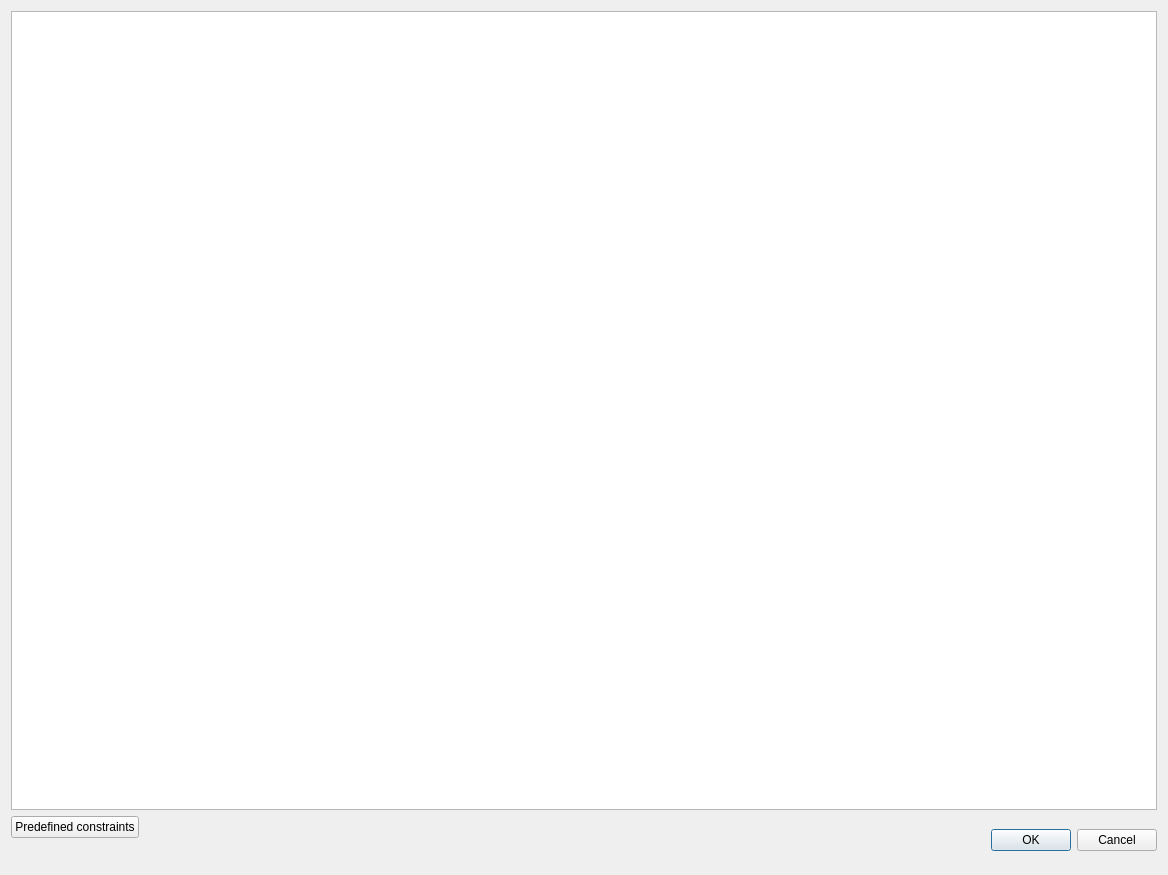
First picture: the form in idangr/ui/constraints.ui, repository andreafioraldi/IDAngr, before the edit.
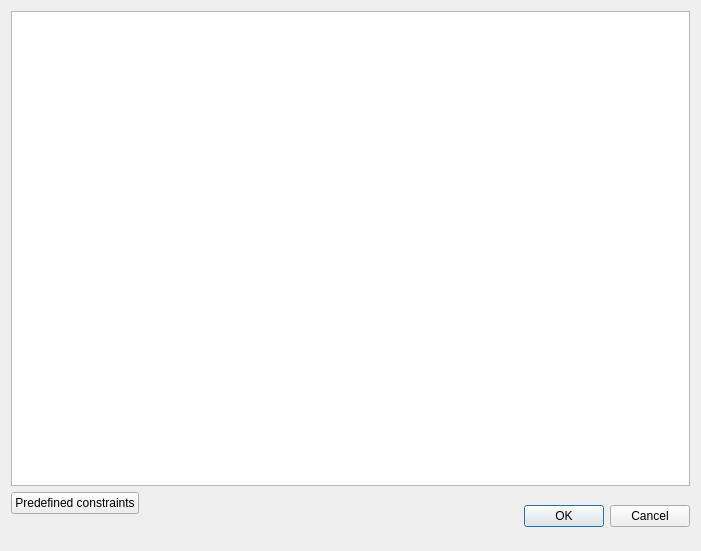
Second picture: the form after the edit.

The edit to the form file:
```diff
--- a/idangr/ui/constraints.ui
+++ b/idangr/ui/constraints.ui
@@ -6,8 +6,8 @@
    <rect>
     <x>0</x>
     <y>0</y>
-    <width>1168</width>
-    <height>875</height>
+    <width>701</width>
+    <height>551</height>
    </rect>
   </property>
   <property name="windowTitle">
```
